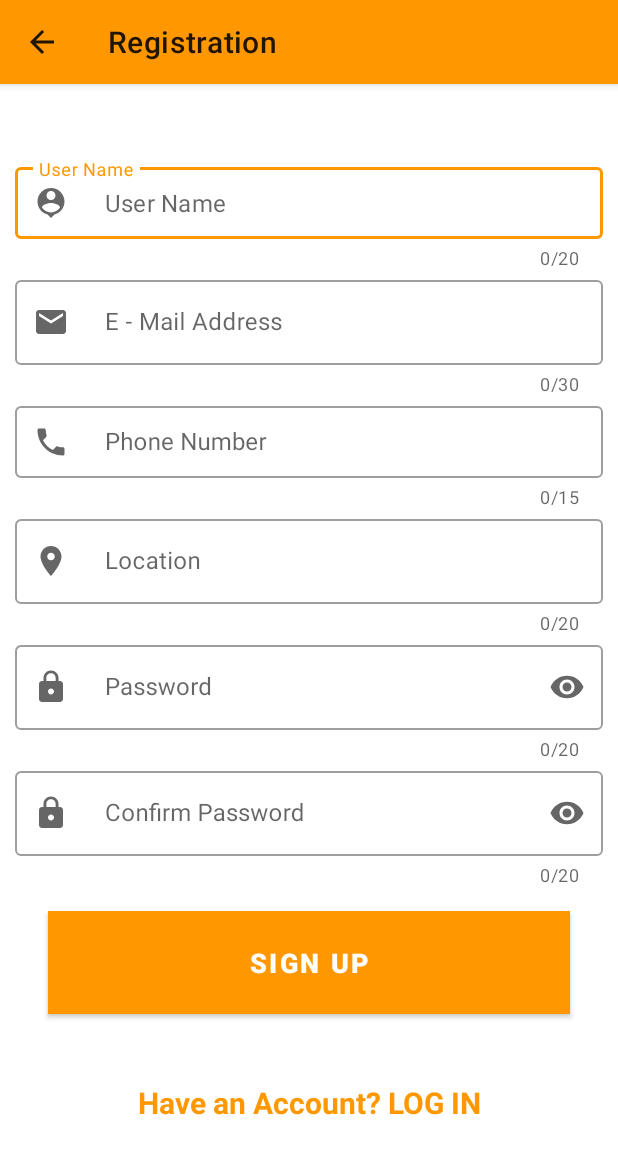
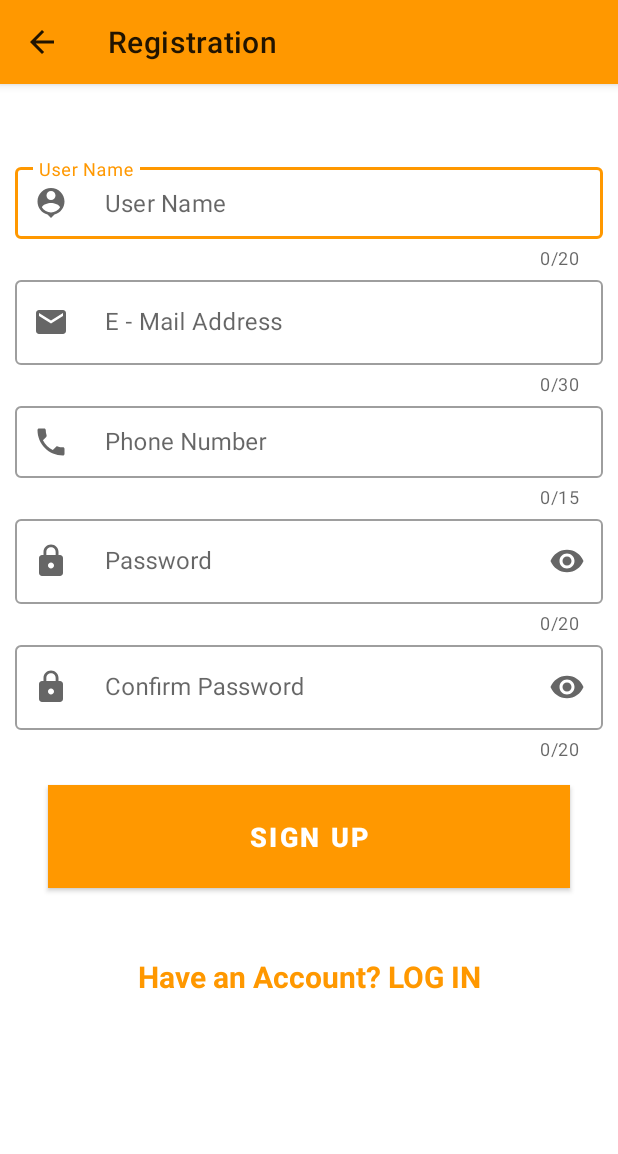
Before and after one commit to BrendahWotia/MechanicApp, an Android app: the signUp screen opened directly, with no data from a screen before it, on a phone screen of 412 x 824 dp. Shown: the top 1154 px of the screen. Run offline under Robolectric (Android 15) with nearby library versions, the phone set to English and light mode, and no system bars; our stand-ins replace Firebase (no records; nobody signed in at launch, a user with empty details on screens opened directly).

Commit message:
mechanic location places

```diff
--- a/app/src/main/java/com/example/mobilemechanic/Registration/signUp.java
+++ b/app/src/main/java/com/example/mobilemechanic/Registration/signUp.java
@@ -24,7 +24,7 @@ import com.google.firebase.auth.FirebaseUser;
 public class signUp extends AppCompatActivity {
     private static FirebaseAuth mAuth;
 
-    EditText etPassword, etUserName, etPhone, etMail, etConfirmPassword, etLocation;
+    EditText etPassword, etUserName, etPhone, etMail, etConfirmPassword;
 
     @Override
     protected void onCreate(Bundle savedInstanceState) {
@@ -41,7 +41,7 @@ public class signUp extends AppCompatActivity {
         etUserName = findViewById(R.id.etUserName);
         etPhone = findViewById(R.id.etPhone);
         etConfirmPassword = findViewById(R.id.etConfirmPassword_signUp);
-        etLocation = findViewById(R.id.etLocation);
+//        etLocation = findViewById(R.id.etLocation);
 
         Button registerBtn = findViewById(R.id.registerBtn_signUp);
 
@@ -65,7 +65,7 @@ public class signUp extends AppCompatActivity {
                     String confirmPassword = etConfirmPassword.getText().toString().trim();
                     String userName = etUserName.getText().toString().trim();
                     String phone = etPhone.getText().toString().trim();
-                    String location = etLocation.getText().toString().trim();
+//                    String location = etLocation.getText().toString().trim();
 
                     if (userName.isEmpty()) {
                         etUserName.setError("User Name Required");
@@ -79,8 +79,8 @@ public class signUp extends AppCompatActivity {
                     } else if (phone.length() < 10) {
                         etPhone.setError("Phone Number Too Short");
 
-                    } else if (location.isEmpty()) {
-                        etLocation.setError("Location Required");
+//                    } else if (location.isEmpty()) {
+//                        etLocation.setError("Location Required");
 
                     } else if (password.isEmpty()) {
                         etPassword.setError("Password Required");
--- a/app/src/main/res/layout/activity_mechanic.xml
+++ b/app/src/main/res/layout/activity_mechanic.xml
@@ -130,13 +130,14 @@
             android:layout_marginRight="10dp"
             android:layout_marginStart="10dp"
             app:counterEnabled="true"
-            app:counterMaxLength="20"
+            app:counterMaxLength="50"
             app:layout_constraintTop_toBottomOf="@id/outlinedMechPhone"
             style="@style/Widget.MaterialComponents.TextInputLayout.OutlinedBox">
 
             <com.google.android.material.textfield.TextInputEditText
                 android:layout_width="match_parent"
                 android:inputType="text"
+
                 android:layout_height="wrap_content"
                 android:id="@+id/etMechLocation"
                 android:drawablePadding="8dp"
--- a/app/src/main/res/layout/activity_sign_up.xml
+++ b/app/src/main/res/layout/activity_sign_up.xml
@@ -98,35 +98,35 @@
             />
     </com.google.android.material.textfield.TextInputLayout>
 
-    <com.google.android.material.textfield.TextInputLayout
-        android:id="@+id/outlinedLocation"
-        android:layout_width="match_parent"
-        android:layout_height="wrap_content"
-        app:startIconDrawable="@drawable/ic_location"
-        android:hint="Location"
-        app:placeholderText="Location"
-        app:startIconContentDescription="State your region"
-        app:layout_constraintStart_toStartOf="parent"
-        app:layout_constraintEnd_toEndOf="parent"
-        android:layout_marginTop="1dp"
-        android:layout_marginEnd="10dp"
-        android:layout_marginLeft="10dp"
-        android:layout_marginRight="10dp"
-        android:layout_marginStart="10dp"
-        app:counterEnabled="true"
-        app:counterMaxLength="20"
-        app:layout_constraintTop_toBottomOf="@id/outlinedPhone"
-        style="@style/Widget.MaterialComponents.TextInputLayout.OutlinedBox">
+<!--    <com.google.android.material.textfield.TextInputLayout-->
+<!--        android:id="@+id/outlinedLocation"-->
+<!--        android:layout_width="match_parent"-->
+<!--        android:layout_height="wrap_content"-->
+<!--        app:startIconDrawable="@drawable/ic_location"-->
+<!--        android:hint="Location"-->
+<!--        app:placeholderText="Location"-->
+<!--        app:startIconContentDescription="State your region"-->
+<!--        app:layout_constraintStart_toStartOf="parent"-->
+<!--        app:layout_constraintEnd_toEndOf="parent"-->
+<!--        android:layout_marginTop="1dp"-->
+<!--        android:layout_marginEnd="10dp"-->
+<!--        android:layout_marginLeft="10dp"-->
+<!--        android:layout_marginRight="10dp"-->
+<!--        android:layout_marginStart="10dp"-->
+<!--        app:counterEnabled="true"-->
+<!--        app:counterMaxLength="20"-->
+<!--        app:layout_constraintTop_toBottomOf="@id/outlinedPhone"-->
+<!--        style="@style/Widget.MaterialComponents.TextInputLayout.OutlinedBox">-->
 
-        <com.google.android.material.textfield.TextInputEditText
-            android:layout_width="match_parent"
-            android:inputType="text"
-            android:layout_height="wrap_content"
-            android:id="@+id/etLocation"
-            android:drawablePadding="8dp"
-            />
+<!--        <com.google.android.material.textfield.TextInputEditText-->
+<!--            android:layout_width="match_parent"-->
+<!--            android:inputType="text"-->
+<!--            android:layout_height="wrap_content"-->
+<!--            android:id="@+id/etLocation"-->
+<!--            android:drawablePadding="8dp"-->
+<!--            />-->
 
-    </com.google.android.material.textfield.TextInputLayout>
+<!--    </com.google.android.material.textfield.TextInputLayout>-->
     <com.google.android.material.textfield.TextInputLayout
         android:id="@+id/outlinedPassword"
         android:layout_width="match_parent"
@@ -145,7 +145,7 @@
         app:counterEnabled="true"
         app:counterMaxLength="20"
         app:endIconMode="password_toggle"
-        app:layout_constraintTop_toBottomOf="@id/outlinedLocation"
+        app:layout_constraintTop_toBottomOf="@id/outlinedPhone"
         style="@style/Widget.MaterialComponents.TextInputLayout.OutlinedBox">
 
         <com.google.android.material.textfield.TextInputEditText
--- a/app/src/main/res/values/strings.xml
+++ b/app/src/main/res/values/strings.xml
@@ -1,4 +1,5 @@
 <resources>
     <string name="app_name">Mobile Mechanic</string>
     <string name="No_network">Connection Lost...</string>
+    <string name="public_token">pk.eyJ1IjoiY29kZS1nZW5lcmFsIiwiYSI6ImNra2NtcjBwcTBsaXMyb29hMGw4ZzFnZXIifQ.MmdOkaY4tpy2MauYCPB-Mg</string>
 </resources>
--- a/gradle.properties
+++ b/gradle.properties
@@ -17,3 +17,5 @@ org.gradle.jvmargs=-Xmx1536m
 android.useAndroidX=true
 # Automatically convert third-party libraries to use AndroidX
 android.enableJetifier=true
+# Mapbox secret key
+MAPBOX_DOWNLOADS_TOKEN=sk.eyJ1IjoiY29kZS1nZW5lcmFsIiwiYSI6ImNra2NubWdjNDBsdHoybm9hMDB6cG4zaXYifQ.UNUic_aQL5RrOEq562JR_g
```
Also changed, not shown: app/build.gradle (+18 -0 lines), app/src/main/java/com/example/mobilemechanic/Model/MechanicModel.java (+23 -1 lines), app/src/main/java/com/example/mobilemechanic/Registration/Mechanic.java (+84 -2 lines), build.gradle (+18 -3 lines), gradle/wrapper/gradle-wrapper.properties.
